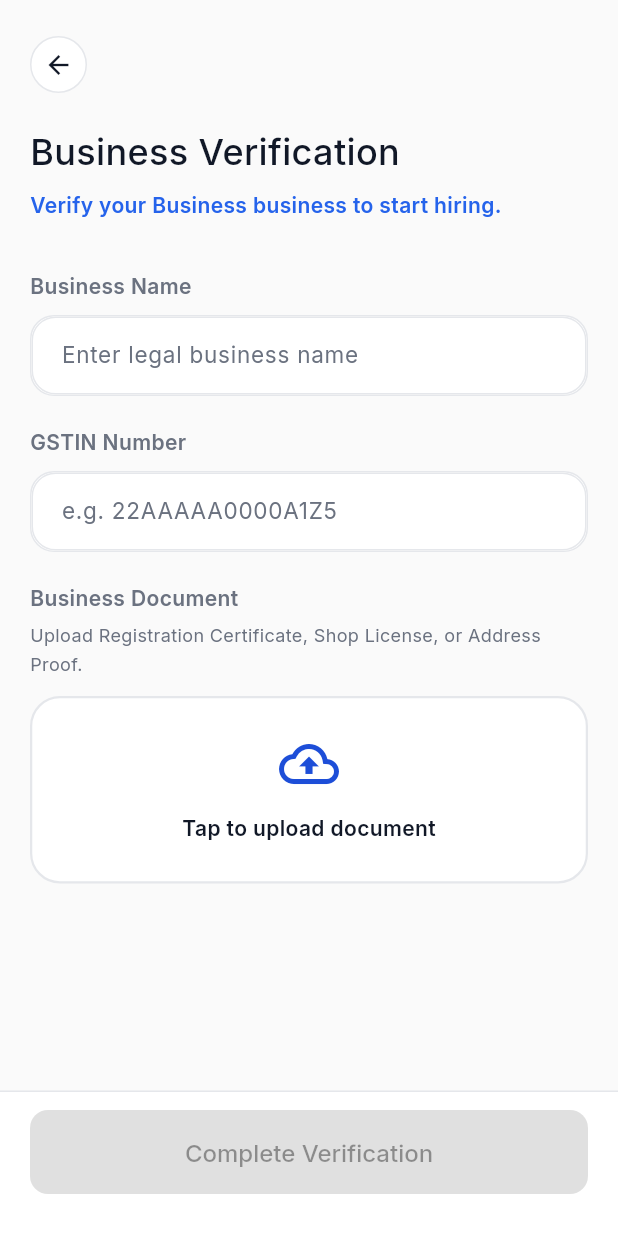
After one commit to SyedMsidsm/Xypheria-Membrane-EmployeMe, a Flutter app: the BusinessVerification screen opened by its route, on a phone screen of 412 x 824 dp. The commit adds this screen. Shown: the top 1233 px of the screen. Run offline on Flutter 3.47's test engine with Material 3 defaults, Android fonts, the phone set to English and light mode, and no system bars; our stand-ins replace flutter_map, geolocator, google_fonts, image_picker, latlong2, percent_indicator and 1 more; accounts and stored records are empty.

Commit message:
Add Employer onboarding flow: Business Selection and Verification (GST/Docs)

```diff
--- a/employme_flutter/lib/main.dart
+++ b/employme_flutter/lib/main.dart
@@ -15,6 +15,8 @@ import 'screens/auth/phone_entry.dart';
 import 'screens/onboarding/skills_selection.dart';
 import 'screens/onboarding/location_availability.dart';
 import 'screens/onboarding/worker_profile_setup.dart';
+import 'screens/onboarding/business_selection.dart';
+import 'screens/onboarding/business_verification.dart';
 
 // Worker
 import 'screens/worker/job_feed.dart';
@@ -109,6 +111,8 @@ class EmployMeApp extends StatelessWidget {
         '/skills': (_) => const SkillsSelection(),
         '/location': (_) => const LocationAvailability(),
         '/profile-setup': (_) => const WorkerProfileSetup(),
+        '/employer-business-type': (_) => const BusinessSelection(),
+        '/employer-verification': (_) => const BusinessVerification(),
 
         // Worker Flow
         '/worker-home': (_) => const JobFeed(),
--- a/employme_flutter/lib/screens/auth/phone_entry.dart
+++ b/employme_flutter/lib/screens/auth/phone_entry.dart
@@ -221,7 +221,7 @@ class _PhoneEntryState extends State<PhoneEntry> {
               if (state.role == 'worker') {
                 Navigator.pushReplacementNamed(context, '/skills');
               } else {
-                Navigator.pushReplacementNamed(context, '/employer-home');
+                Navigator.pushReplacementNamed(context, '/employer-business-type');
               }
             }
           : null,
--- /dev/null
+++ b/employme_flutter/lib/screens/onboarding/business_verification.dart
@@ -0,0 +1,175 @@
+import 'package:flutter/material.dart';
+import 'package:provider/provider.dart';
+import '../../theme/app_theme.dart';
+import '../../providers/app_state.dart';
+
+class BusinessVerification extends StatefulWidget {
+  const BusinessVerification({super.key});
+
+  @override
+  State<BusinessVerification> createState() => _BusinessVerificationState();
+}
+
+class _BusinessVerificationState extends State<BusinessVerification> {
+  final _nameCtrl = TextEditingController();
+  final _gstCtrl = TextEditingController();
+  bool _documentUploaded = false;
+
+  @override
+  void dispose() {
+    _nameCtrl.dispose();
+    _gstCtrl.dispose();
+    super.dispose();
+  }
+
+  bool get _isValid =>
+    _nameCtrl.text.trim().isNotEmpty &&
+    _gstCtrl.text.trim().isNotEmpty &&
+    _documentUploaded;
+
+  @override
+  Widget build(BuildContext context) {
+    final state = context.watch<AppState>();
+    final category = ModalRoute.of(context)?.settings.arguments as String? ?? 'Business';
+
+    return Scaffold(
+      backgroundColor: AppColors.bg,
+      body: SafeArea(
+        child: SingleChildScrollView(
+          padding: const EdgeInsets.fromLTRB(20, 24, 20, 32),
+          child: Column(
+            crossAxisAlignment: CrossAxisAlignment.start,
+            children: [
+              GestureDetector(
+                onTap: () => Navigator.pop(context),
+                child: Container(
+                  padding: const EdgeInsets.all(8),
+                  decoration: BoxDecoration(color: AppColors.card, shape: BoxShape.circle, border: Border.all(color: AppColors.border)),
+                  child: const Icon(Icons.arrow_back, size: 20, color: AppColors.text),
+                ),
+              ),
+              const SizedBox(height: 20),
+              const Text('Business Verification', style: TextStyle(fontSize: 24, fontWeight: FontWeight.w500, color: AppColors.text)),
+              const SizedBox(height: 6),
+              Text('Verify your $category business to start hiring.', style: const TextStyle(fontSize: 14, color: AppColors.primary, fontWeight: FontWeight.w600)),
+              const SizedBox(height: 32),
+
+              // Business Name
+              const Text('Business Name', style: TextStyle(fontSize: 14, fontWeight: FontWeight.w600)),
+              const SizedBox(height: 8),
+              Container(
+                decoration: BoxDecoration(
+                  color: AppColors.card,
+                  borderRadius: BorderRadius.circular(AppRadius.md),
+                  border: Border.all(color: AppColors.border),
+                  boxShadow: AppShadows.soft,
+                ),
+                child: TextField(
+                  controller: _nameCtrl,
+                  onChanged: (_) => setState(() {}),
+                  decoration: const InputDecoration(
+                    hintText: 'Enter legal business name',
+                    border: InputBorder.none,
+                    contentPadding: EdgeInsets.symmetric(horizontal: 16, vertical: 14),
+                  ),
+                ),
+              ),
+              const SizedBox(height: 20),
+
+              // GST Number
+              const Text('GSTIN Number', style: TextStyle(fontSize: 14, fontWeight: FontWeight.w600)),
+              const SizedBox(height: 8),
+              Container(
+                decoration: BoxDecoration(
+                  color: AppColors.card,
+                  borderRadius: BorderRadius.circular(AppRadius.md),
+                  border: Border.all(color: AppColors.border),
+                  boxShadow: AppShadows.soft,
+                ),
+                child: TextField(
+                  controller: _gstCtrl,
+                  onChanged: (_) => setState(() {}),
+                  textCapitalization: TextCapitalization.characters,
+                  decoration: const InputDecoration(
+                    hintText: 'e.g. 22AAAAA0000A1Z5',
+                    border: InputBorder.none,
+                    contentPadding: EdgeInsets.symmetric(horizontal: 16, vertical: 14),
+                  ),
+                ),
+              ),
+              const SizedBox(height: 20),
+
+              // Documents
+              const Text('Business Document', style: TextStyle(fontSize: 14, fontWeight: FontWeight.w600)),
+              const SizedBox(height: 4),
+              const Text('Upload Registration Certificate, Shop License, or Address Proof.', style: TextStyle(fontSize: 12, color: AppColors.caption)),
+              const SizedBox(height: 12),
+
+              TapScale(
+                onTap: () {
+                  // Simulate document upload
+                  ScaffoldMessenger.of(context).showSnackBar(
+                    const SnackBar(content: Text('Document selected successfully!'), backgroundColor: AppColors.primary)
+                  );
+                  setState(() => _documentUploaded = true);
+                },
+                child: Container(
+                  width: double.infinity,
+                  padding: const EdgeInsets.symmetric(vertical: 24),
+                  decoration: BoxDecoration(
+                    color: _documentUploaded ? AppColors.primaryLight.withOpacity(0.5) : AppColors.card,
+                    borderRadius: BorderRadius.circular(AppRadius.lg),
+                    border: Border.all(color: _documentUploaded ? AppColors.primary : AppColors.border, style: BorderStyle.solid, width: 1.5),
+                  ),
+                  child: Column(
+                    children: [
+                      Icon(
+                        _documentUploaded ? Icons.check_circle : Icons.cloud_upload_outlined,
+                        size: 40,
+                        color: _documentUploaded ? AppColors.primary : AppColors.primaryDark
+                      ),
+                      const SizedBox(height: 12),
+                      Text(
+                        _documentUploaded ? 'Document Uploaded' : 'Tap to upload document',
+                        style: TextStyle(
+                          fontSize: 14,
+                          fontWeight: FontWeight.w600,
+                          color: _documentUploaded ? AppColors.primary : AppColors.text
+                        )
+                      ),
+                    ],
+                  ),
+                ),
+              ),
+            ],
+          ),
+        ),
+      ),
+      bottomNavigationBar: Container(
+        padding: const EdgeInsets.fromLTRB(20, 12, 20, 28),
+        decoration: const BoxDecoration(
+          color: AppColors.card,
+          border: Border(top: BorderSide(color: AppColors.border)),
+        ),
+        child: SizedBox(
+          width: double.infinity, height: 56,
+          child: ElevatedButton(
+            onPressed: _isValid
+                ? () {
+                    // Verification complete! Go to employer dashboard
+                    Navigator.pushReplacementNamed(context, '/employer-home');
+                  }
+                : null,
+            style: ElevatedButton.styleFrom(
+              backgroundColor: AppColors.primary,
+              foregroundColor: Colors.white,
+              shape: RoundedRectangleBorder(borderRadius: BorderRadius.circular(12)),
+              elevation: 0,
+            ),
+            child: const Text('Complete Verification', style: TextStyle(fontSize: 16, fontWeight: FontWeight.w500)),
+          ),
+        ),
+      ),
+    );
+  }
+}
```
Also changed, not shown: employme_flutter/lib/screens/onboarding/business_selection.dart (added, +128 -0 lines).
